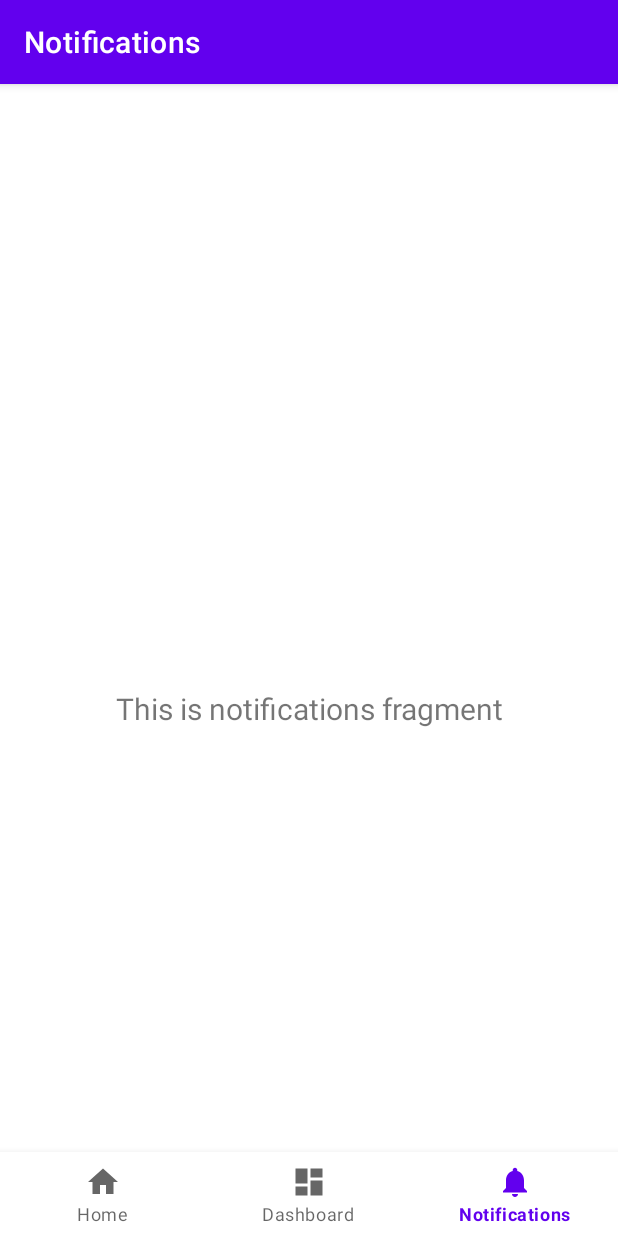
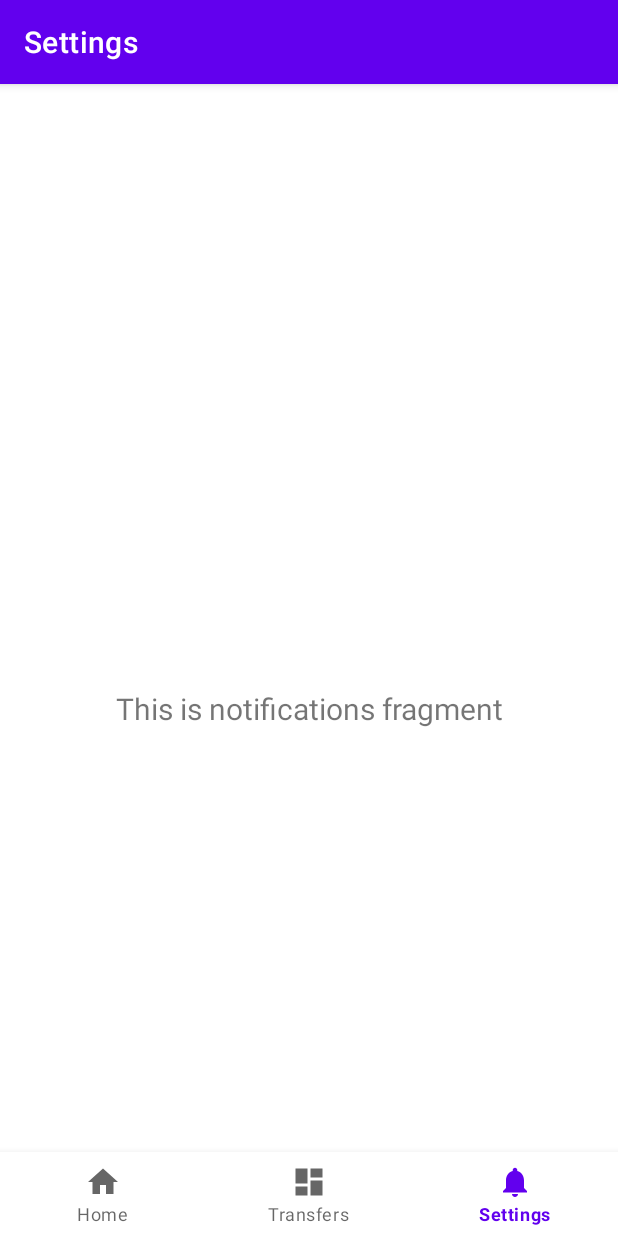
Before and after one commit to mpakou-ghislain/ClaunuxBankApp, an Android app: the SettingsFragment screen opened through its navigation route, on a phone screen of 412 x 824 dp. Run offline under Robolectric (Android 15) with nearby library versions, the phone set to English and light mode, and no system bars; our stand-ins replace navigation-ui.

```diff
--- a/app/src/main/java/com/dev/claunuxbankapp/MainActivity.java
+++ b/app/src/main/java/com/dev/claunuxbankapp/MainActivity.java
@@ -27,7 +27,7 @@ public class MainActivity extends AppCompatActivity {
         // Passing each menu ID as a set of Ids because each
         // menu should be considered as top level destinations.
         AppBarConfiguration appBarConfiguration = new AppBarConfiguration.Builder(
-                R.id.navigation_home, R.id.navigation_dashboard, R.id.navigation_notifications)
+                R.id.navigation_home, R.id.navigation_transfers, R.id.navigation_settings)
                 .build();
         NavController navController = Navigation.findNavController(this, R.id.nav_host_fragment_activity_main);
         NavigationUI.setupActionBarWithNavController(this, navController, appBarConfiguration);
--- a/app/src/main/java/com/dev/claunuxbankapp/ui/notifications/NotificationsFragment.java
+++ b/app/src/main/java/com/dev/claunuxbankapp/ui/settings/SettingsFragment.java
@@ -1,4 +1,4 @@
-package com.dev.claunuxbankapp.ui.notifications;
+package com.dev.claunuxbankapp.ui.settings;
 
 import android.os.Bundle;
 import android.view.LayoutInflater;
@@ -12,24 +12,23 @@ import androidx.fragment.app.Fragment;
 import androidx.lifecycle.Observer;
 import androidx.lifecycle.ViewModelProvider;
 
-import com.dev.claunuxbankapp.R;
-import com.dev.claunuxbankapp.databinding.FragmentNotificationsBinding;
+import com.dev.claunuxbankapp.databinding.FragmentSettingsBinding;
 
-public class NotificationsFragment extends Fragment {
+public class SettingsFragment extends Fragment {
 
-    private NotificationsViewModel notificationsViewModel;
-    private FragmentNotificationsBinding binding;
+    private SettingsViewModel settingsViewModel;
+    private FragmentSettingsBinding binding;
 
     public View onCreateView(@NonNull LayoutInflater inflater,
                              ViewGroup container, Bundle savedInstanceState) {
-        notificationsViewModel =
-                new ViewModelProvider(this).get(NotificationsViewModel.class);
+        settingsViewModel =
+                new ViewModelProvider(this).get(SettingsViewModel.class);
 
-        binding = FragmentNotificationsBinding.inflate(inflater, container, false);
+        binding = FragmentSettingsBinding.inflate(inflater, container, false);
         View root = binding.getRoot();
 
         final TextView textView = binding.textNotifications;
-        notificationsViewModel.getText().observe(getViewLifecycleOwner(), new Observer<String>() {
+        settingsViewModel.getText().observe(getViewLifecycleOwner(), new Observer<String>() {
             @Override
             public void onChanged(@Nullable String s) {
                 textView.setText(s);
--- a/app/src/main/java/com/dev/claunuxbankapp/ui/notifications/NotificationsViewModel.java
+++ b/app/src/main/java/com/dev/claunuxbankapp/ui/settings/SettingsViewModel.java
@@ -1,14 +1,14 @@
-package com.dev.claunuxbankapp.ui.notifications;
+package com.dev.claunuxbankapp.ui.settings;
 
 import androidx.lifecycle.LiveData;
 import androidx.lifecycle.MutableLiveData;
 import androidx.lifecycle.ViewModel;
 
-public class NotificationsViewModel extends ViewModel {
+public class SettingsViewModel extends ViewModel {
 
-    private MutableLiveData<String> mText;
+    private final MutableLiveData<String> mText;
 
-    public NotificationsViewModel() {
+    public SettingsViewModel() {
         mText = new MutableLiveData<>();
         mText.setValue("This is notifications fragment");
     }
--- a/app/src/main/java/com/dev/claunuxbankapp/ui/dashboard/DashboardFragment.java
+++ b/app/src/main/java/com/dev/claunuxbankapp/ui/transfers/TransfersFragment.java
@@ -1,4 +1,4 @@
-package com.dev.claunuxbankapp.ui.dashboard;
+package com.dev.claunuxbankapp.ui.transfers;
 
 import android.os.Bundle;
 import android.view.LayoutInflater;
@@ -12,24 +12,23 @@ import androidx.fragment.app.Fragment;
 import androidx.lifecycle.Observer;
 import androidx.lifecycle.ViewModelProvider;
 
-import com.dev.claunuxbankapp.R;
 import com.dev.claunuxbankapp.databinding.FragmentDashboardBinding;
 
-public class DashboardFragment extends Fragment {
+public class TransfersFragment extends Fragment {
 
-    private DashboardViewModel dashboardViewModel;
+    private TransfersViewModel transfersViewModel;
     private FragmentDashboardBinding binding;
 
     public View onCreateView(@NonNull LayoutInflater inflater,
                              ViewGroup container, Bundle savedInstanceState) {
-        dashboardViewModel =
-                new ViewModelProvider(this).get(DashboardViewModel.class);
+        transfersViewModel =
+                new ViewModelProvider(this).get(TransfersViewModel.class);
 
         binding = FragmentDashboardBinding.inflate(inflater, container, false);
         View root = binding.getRoot();
 
         final TextView textView = binding.textDashboard;
-        dashboardViewModel.getText().observe(getViewLifecycleOwner(), new Observer<String>() {
+        transfersViewModel.getText().observe(getViewLifecycleOwner(), new Observer<String>() {
             @Override
             public void onChanged(@Nullable String s) {
                 textView.setText(s);
--- a/app/src/main/java/com/dev/claunuxbankapp/ui/dashboard/DashboardViewModel.java
+++ b/app/src/main/java/com/dev/claunuxbankapp/ui/transfers/TransfersViewModel.java
@@ -1,14 +1,14 @@
-package com.dev.claunuxbankapp.ui.dashboard;
+package com.dev.claunuxbankapp.ui.transfers;
 
 import androidx.lifecycle.LiveData;
 import androidx.lifecycle.MutableLiveData;
 import androidx.lifecycle.ViewModel;
 
-public class DashboardViewModel extends ViewModel {
+public class TransfersViewModel extends ViewModel {
 
-    private MutableLiveData<String> mText;
+    private final MutableLiveData<String> mText;
 
-    public DashboardViewModel() {
+    public TransfersViewModel() {
         mText = new MutableLiveData<>();
         mText.setValue("This is dashboard fragment");
     }
--- a/app/src/main/res/layout/fragment_notifications.xml
+++ b/app/src/main/res/layout/fragment_settings.xml
@@ -4,7 +4,7 @@
     xmlns:tools="http://schemas.android.com/tools"
     android:layout_width="match_parent"
     android:layout_height="match_parent"
-    tools:context=".ui.notifications.NotificationsFragment">
+    tools:context=".ui.settings.SettingsFragment">
 
     <TextView
         android:id="@+id/text_notifications"
--- a/app/src/main/res/layout/fragment_dashboard.xml
+++ b/app/src/main/res/layout/fragment_transfers.xml
@@ -4,7 +4,7 @@
     xmlns:tools="http://schemas.android.com/tools"
     android:layout_width="match_parent"
     android:layout_height="match_parent"
-    tools:context=".ui.dashboard.DashboardFragment">
+    tools:context=".ui.transfers.TransfersFragment">
 
     <TextView
         android:id="@+id/text_dashboard"
--- a/app/src/main/res/menu/bottom_nav_menu.xml
+++ b/app/src/main/res/menu/bottom_nav_menu.xml
@@ -7,13 +7,13 @@
         android:title="@string/title_home" />
 
     <item
-        android:id="@+id/navigation_dashboard"
+        android:id="@+id/navigation_transfers"
         android:icon="@drawable/ic_dashboard_black_24dp"
-        android:title="@string/title_dashboard" />
+        android:title="@string/title_transfers" />
 
     <item
-        android:id="@+id/navigation_notifications"
+        android:id="@+id/navigation_settings"
         android:icon="@drawable/ic_notifications_black_24dp"
-        android:title="@string/title_notifications" />
+        android:title="@string/title_settings" />
 
 </menu>
--- a/app/src/main/res/navigation/mobile_navigation.xml
+++ b/app/src/main/res/navigation/mobile_navigation.xml
@@ -12,14 +12,14 @@
         tools:layout="@layout/fragment_home" />
 
     <fragment
-        android:id="@+id/navigation_dashboard"
-        android:name="com.dev.claunuxbankapp.ui.dashboard.DashboardFragment"
-        android:label="@string/title_dashboard"
-        tools:layout="@layout/fragment_dashboard" />
+        android:id="@+id/navigation_transfers"
+        android:name="com.dev.claunuxbankapp.ui.transfers.TransfersFragment"
+        android:label="@string/title_transfers"
+        tools:layout="@layout/fragment_transfers" />
 
     <fragment
-        android:id="@+id/navigation_notifications"
-        android:name="com.dev.claunuxbankapp.ui.notifications.NotificationsFragment"
-        android:label="@string/title_notifications"
-        tools:layout="@layout/fragment_notifications" />
+        android:id="@+id/navigation_settings"
+        android:name="com.dev.claunuxbankapp.ui.settings.SettingsFragment"
+        android:label="@string/title_settings"
+        tools:layout="@layout/fragment_settings" />
 </navigation>
--- a/app/src/main/res/values/strings.xml
+++ b/app/src/main/res/values/strings.xml
@@ -1,6 +1,6 @@
 <resources>
     <string name="app_name">ClaunuxBankApp</string>
     <string name="title_home">Home</string>
-    <string name="title_dashboard">Dashboard</string>
-    <string name="title_notifications">Notifications</string>
+    <string name="title_transfers">Transfers</string>
+    <string name="title_settings">Settings</string>
 </resources>
```
